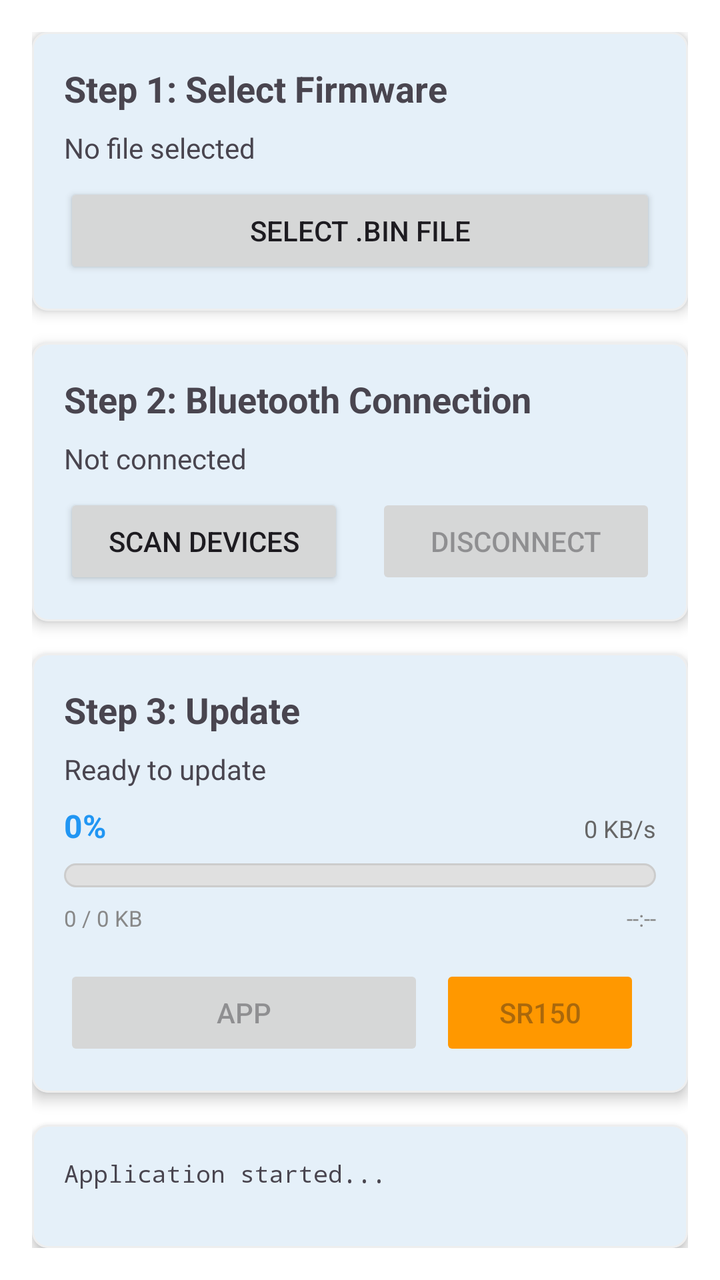
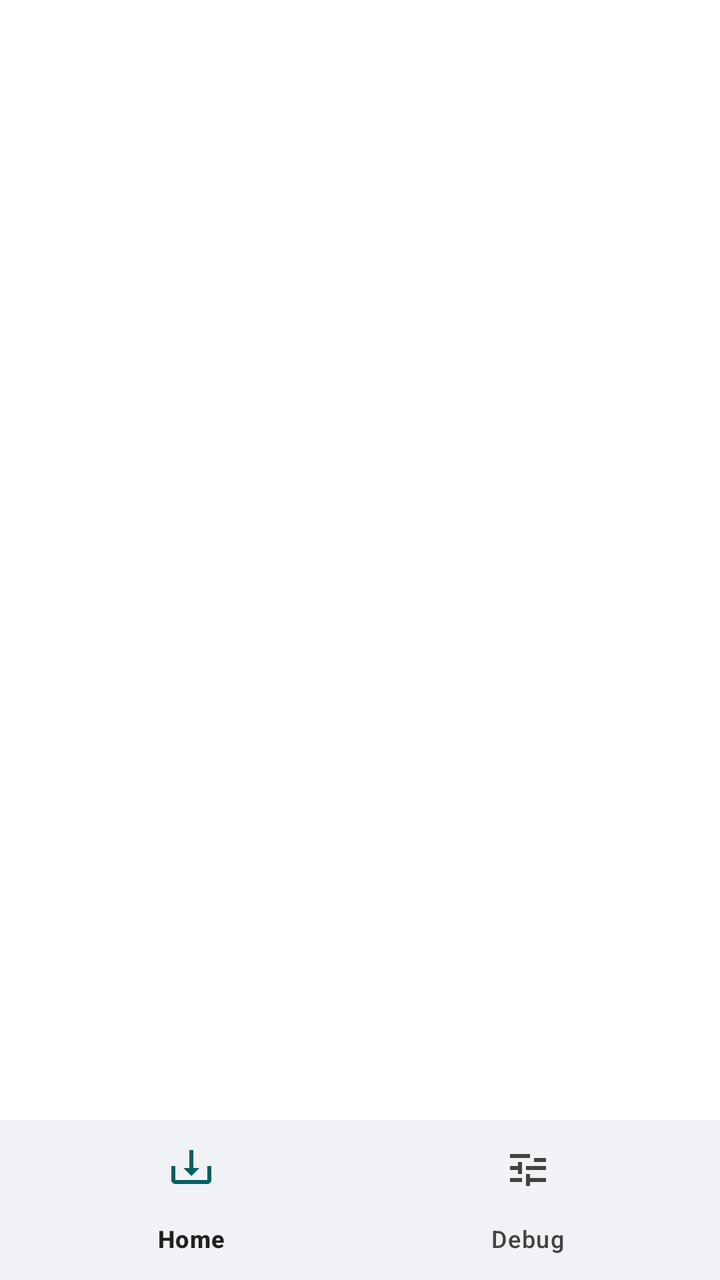

Compare the two renders of this Android layout. The source of the first and the diff that turns it into the second are given below.
<!-- AndroidManifest.xml: activity theme Theme.UWBOTA -->
<!-- res/layout/activity_main.xml -->
<?xml version="1.0" encoding="utf-8"?>
<LinearLayout xmlns:android="http://schemas.android.com/apk/res/android"
    xmlns:app="http://schemas.android.com/apk/res-auto"
    android:layout_width="match_parent"
    android:layout_height="match_parent"
    android:orientation="vertical"
    android:padding="16dp">

    
    <com.google.android.material.card.MaterialCardView
        android:layout_width="match_parent"
        android:layout_height="wrap_content"
        android:layout_marginBottom="16dp"
        app:cardCornerRadius="8dp"
        app:cardElevation="4dp">

        <LinearLayout
            android:layout_width="match_parent"
            android:layout_height="wrap_content"
            android:orientation="vertical"
            android:padding="16dp">

            <TextView
                android:layout_width="match_parent"
                android:layout_height="wrap_content"
                android:text="Step 1: Select Firmware"
                android:textSize="18sp"
                android:textStyle="bold"
                android:layout_marginBottom="8dp" />

            <TextView
                android:id="@+id/tvSelectedFile"
                android:layout_width="match_parent"
                android:layout_height="wrap_content"
                android:text="No file selected"
                android:textSize="14sp"
                android:layout_marginBottom="8dp" />

            <Button
                android:id="@+id/btnSelectFile"
                android:layout_width="match_parent"
                android:layout_height="wrap_content"
                android:text="Select .bin File" />

        </LinearLayout>
    </com.google.android.material.card.MaterialCardView>

    
    <com.google.android.material.card.MaterialCardView
        android:layout_width="match_parent"
        android:layout_height="wrap_content"
        android:layout_marginBottom="16dp"
        app:cardCornerRadius="8dp"
        app:cardElevation="4dp">

        <LinearLayout
            android:layout_width="match_parent"
            android:layout_height="wrap_content"
            android:orientation="vertical"
            android:padding="16dp">

            <TextView
                android:layout_width="match_parent"
                android:layout_height="wrap_content"
                android:text="Step 2: Bluetooth Connection"
                android:textSize="18sp"
                android:textStyle="bold"
                android:layout_marginBottom="8dp" />

            <TextView
                android:id="@+id/tvConnectionStatus"
                android:layout_width="match_parent"
                android:layout_height="wrap_content"
                android:text="Not connected"
                android:textSize="14sp"
                android:layout_marginBottom="8dp" />

            <LinearLayout
                android:layout_width="match_parent"
                android:layout_height="wrap_content"
                android:orientation="horizontal">

                <Button
                    android:id="@+id/btnScanDevices"
                    android:layout_width="0dp"
                    android:layout_height="wrap_content"
                    android:layout_weight="1"
                    android:layout_marginEnd="8dp"
                    android:text="Scan Devices" />

                <Button
                    android:id="@+id/btnDisconnect"
                    android:layout_width="0dp"
                    android:layout_height="wrap_content"
                    android:layout_weight="1"
                    android:layout_marginStart="8dp"
                    android:text="Disconnect"
                    android:enabled="false" />

            </LinearLayout>

        </LinearLayout>
    </com.google.android.material.card.MaterialCardView>

    
    <com.google.android.material.card.MaterialCardView
        android:layout_width="match_parent"
        android:layout_height="wrap_content"
        android:layout_marginBottom="16dp"
        app:cardCornerRadius="8dp"
        app:cardElevation="4dp">

        <LinearLayout
            android:layout_width="match_parent"
            android:layout_height="wrap_content"
            android:orientation="vertical"
            android:padding="16dp">

            <TextView
                android:layout_width="match_parent"
                android:layout_height="wrap_content"
                android:text="Step 3: Update"
                android:textSize="18sp"
                android:textStyle="bold"
                android:layout_marginBottom="8dp" />

            <TextView
                android:id="@+id/tvUpdateStatus"
                android:layout_width="match_parent"
                android:layout_height="wrap_content"
                android:text="Ready to update"
                android:textSize="14sp"
                android:layout_marginBottom="8dp" />

            
            <LinearLayout
                android:layout_width="match_parent"
                android:layout_height="wrap_content"
                android:orientation="vertical"
                android:layout_marginBottom="16dp">

                
                <LinearLayout
                    android:layout_width="match_parent"
                    android:layout_height="wrap_content"
                    android:orientation="horizontal"
                    android:layout_marginBottom="8dp">

                    <TextView
                        android:id="@+id/tvProgress"
                        android:layout_width="0dp"
                        android:layout_height="wrap_content"
                        android:layout_weight="1"
                        android:text="0%"
                        android:textSize="16sp"
                        android:textStyle="bold"
                        android:textColor="#2196F3" />

                    <TextView
                        android:id="@+id/tvTransferSpeed"
                        android:layout_width="wrap_content"
                        android:layout_height="wrap_content"
                        android:text="0 KB/s"
                        android:textSize="12sp"
                        android:textColor="#666666" />

                </LinearLayout>

                
                <ProgressBar
                    android:id="@+id/progressBar"
                    style="?android:attr/progressBarStyleHorizontal"
                    android:layout_width="match_parent"
                    android:layout_height="12dp"
                    android:layout_marginBottom="8dp"
                    android:max="100"
                    android:progress="0"
                    android:progressDrawable="@drawable/custom_progress_bar" />

                
                <LinearLayout
                    android:layout_width="match_parent"
                    android:layout_height="wrap_content"
                    android:orientation="horizontal">

                    <TextView
                        android:id="@+id/tvDataTransferred"
                        android:layout_width="0dp"
                        android:layout_height="wrap_content"
                        android:layout_weight="1"
                        android:text="0 / 0 KB"
                        android:textSize="11sp"
                        android:textColor="#888888" />

                    <TextView
                        android:id="@+id/tvTimeRemaining"
                        android:layout_width="wrap_content"
                        android:layout_height="wrap_content"
                        android:text="--:--"
                        android:textSize="11sp"
                        android:textColor="#888888" />

                </LinearLayout>

            </LinearLayout>

            <LinearLayout
                android:layout_width="match_parent"
                android:layout_height="wrap_content"
                android:orientation="horizontal"
                android:gravity="center_vertical">

                <Button
                    android:id="@+id/btnStartUpdate"
                    android:layout_width="0dp"
                    android:layout_height="wrap_content"
                    android:layout_weight="1"
                    android:text="App"
                    android:enabled="false"
                    android:layout_marginEnd="4dp"/>

                <Button
                    android:id="@+id/btnSR150Update"
                    android:layout_width="wrap_content"
                    android:layout_height="wrap_content"
                    android:text="SR150"
                    android:enabled="false"
                    android:layout_marginStart="4dp"
                    android:layout_marginEnd="8dp"
                    android:minWidth="100dp"
                    android:backgroundTint="#FF9800" />



            </LinearLayout>

        </LinearLayout>
    </com.google.android.material.card.MaterialCardView>

    
    <com.google.android.material.card.MaterialCardView
        android:layout_width="match_parent"
        android:layout_height="0dp"
        android:layout_weight="1"
        app:cardCornerRadius="8dp"
        app:cardElevation="4dp">

        <ScrollView
            android:layout_width="match_parent"
            android:layout_height="match_parent"
            android:padding="16dp">

            <TextView
                android:id="@+id/tvLog"
                android:layout_width="match_parent"
                android:layout_height="wrap_content"
                android:text="Application started...\n"
                android:textSize="12sp"
                android:fontFamily="monospace"
                android:textIsSelectable="true" />

        </ScrollView>
    </com.google.android.material.card.MaterialCardView>

</LinearLayout>
<!-- resources referenced by this layout -->
<resources>
  <!-- drawable custom_progress_bar (drawable) -->
  <?xml version="1.0" encoding="utf-8"?>
  <layer-list xmlns:android="http://schemas.android.com/apk/res/android">
      
      <item android:id="@android:id/background">
          <shape android:shape="rectangle">
              <corners android:radius="12dp" />
              <solid android:color="#E0E0E0" />
              <stroke
                  android:width="1dp"
                  android:color="#CCCCCC" />
          </shape>
      </item>
      
      
      <item android:id="@android:id/progress">
          <clip>
              <shape android:shape="rectangle">
                  <corners android:radius="12dp" />
                  <gradient
                      android:startColor="#4CAF50"
                      android:centerColor="#66BB6A"
                      android:endColor="#81C784"
                      android:angle="0" />
              </shape>
          </clip>
      </item>
  </layer-list>
  <style name="Theme.UWBOTA" parent="Theme.Material3.DayNight.NoActionBar">
          
          <item name="colorPrimary">#2196F3</item>
          <item name="colorOnPrimary">#FFFFFF</item>
          <item name="colorPrimaryContainer">#E3F2FD</item>
          <item name="colorOnPrimaryContainer">#0D47A1</item>
          
          
          <item name="colorSecondary">#00BCD4</item>
          <item name="colorOnSecondary">#FFFFFF</item>
          <item name="colorSecondaryContainer">#E0F7FA</item>
          <item name="colorOnSecondaryContainer">#006064</item>
          
          
          <item name="colorSurface">#FAFAFA</item>
          <item name="colorOnSurface">#212121</item>
          <item name="colorSurfaceVariant">#F5F5F5</item>
          <item name="colorOnSurfaceVariant">#424242</item>
          
          
          <item name="android:colorBackground">#FFFFFF</item>
          <item name="colorOnBackground">#1C1B1F</item>
          
          
          <item name="android:statusBarColor">@android:color/transparent</item>
          <item name="android:windowLightStatusBar">true</item>
          
          
          <item name="android:navigationBarColor">@android:color/transparent</item>
          <item name="android:windowLightNavigationBar">true</item>
          
          
          <item name="android:windowDrawsSystemBarBackgrounds">true</item>
          <item name="android:fitsSystemWindows">false</item>
          
          
          <item name="colorError">#F44336</item>
          <item name="colorOnError">#FFFFFF</item>
          
          
          <item name="colorOutline">#E0E0E0</item>
          <item name="colorOutlineVariant">#EEEEEE</item>
      </style>
</resources>

<!-- the commit's change to res/layout/activity_main.xml (unified diff, before → after) -->
@@ -1,265 +1,29 @@
 <?xml version="1.0" encoding="utf-8"?>
-<LinearLayout xmlns:android="http://schemas.android.com/apk/res/android"
+<androidx.constraintlayout.widget.ConstraintLayout xmlns:android="http://schemas.android.com/apk/res/android"
     xmlns:app="http://schemas.android.com/apk/res-auto"
+    xmlns:tools="http://schemas.android.com/tools"
     android:layout_width="match_parent"
     android:layout_height="match_parent"
-    android:orientation="vertical"
-    android:padding="16dp">
+    tools:context=".MainActivity">
 
-    
-    <com.google.android.material.card.MaterialCardView
-        android:layout_width="match_parent"
+    <FrameLayout
+        android:id="@+id/nav_host_fragment"
+        android:layout_width="0dp"
+        android:layout_height="0dp"
+        app:layout_constraintBottom_toTopOf="@+id/bottom_navigation"
+        app:layout_constraintEnd_toEndOf="parent"
+        app:layout_constraintStart_toStartOf="parent"
+        app:layout_constraintTop_toTopOf="parent" />
+
+    <com.google.android.material.bottomnavigation.BottomNavigationView
+        android:id="@+id/bottom_navigation"
+        android:layout_width="0dp"
         android:layout_height="wrap_content"
-        android:layout_marginBottom="16dp"
-        app:cardCornerRadius="8dp"
-        app:cardElevation="4dp">
+        android:background="#F0F2F5"
+        app:labelVisibilityMode="labeled"
+        app:layout_constraintBottom_toBottomOf="parent"
+        app:layout_constraintEnd_toEndOf="parent"
+        app:layout_constraintStart_toStartOf="parent"
+        app:menu="@menu/bottom_nav_menu" />
 
-        <LinearLayout
-            android:layout_width="match_parent"
-            android:layout_height="wrap_content"
-            android:orientation="vertical"
-            android:padding="16dp">
-
-            <TextView
-                android:layout_width="match_parent"
-                android:layout_height="wrap_content"
-                android:text="Step 1: Select Firmware"
-                android:textSize="18sp"
-                android:textStyle="bold"
-                android:layout_marginBottom="8dp" />
-
-            <TextView
-                android:id="@+id/tvSelectedFile"
-                android:layout_width="match_parent"
-                android:layout_height="wrap_content"
-                android:text="No file selected"
-                android:textSize="14sp"
-                android:layout_marginBottom="8dp" />
-
-            <Button
-                android:id="@+id/btnSelectFile"
-                android:layout_width="match_parent"
-                android:layout_height="wrap_content"
-                android:text="Select .bin File" />
-
-        </LinearLayout>
-    </com.google.android.material.card.MaterialCardView>
-
-    
-    <com.google.android.material.card.MaterialCardView
-        android:layout_width="match_parent"
-        android:layout_height="wrap_content"
-        android:layout_marginBottom="16dp"
-        app:cardCornerRadius="8dp"
-        app:cardElevation="4dp">
-
-        <LinearLayout
-            android:layout_width="match_parent"
-            android:layout_height="wrap_content"
-            android:orientation="vertical"
-            android:padding="16dp">
-
-            <TextView
-                android:layout_width="match_parent"
-                android:layout_height="wrap_content"
-                android:text="Step 2: Bluetooth Connection"
-                android:textSize="18sp"
-                android:textStyle="bold"
-                android:layout_marginBottom="8dp" />
-
-            <TextView
-                android:id="@+id/tvConnectionStatus"
-                android:layout_width="match_parent"
-                android:layout_height="wrap_content"
-                android:text="Not connected"
-                android:textSize="14sp"
-                android:layout_marginBottom="8dp" />
-
-            <LinearLayout
-                android:layout_width="match_parent"
-                android:layout_height="wrap_content"
-                android:orientation="horizontal">
-
-                <Button
-                    android:id="@+id/btnScanDevices"
-                    android:layout_width="0dp"
-                    android:layout_height="wrap_content"
-                    android:layout_weight="1"
-                    android:layout_marginEnd="8dp"
-                    android:text="Scan Devices" />
-
-                <Button
-                    android:id="@+id/btnDisconnect"
-                    android:layout_width="0dp"
-                    android:layout_height="wrap_content"
-                    android:layout_weight="1"
-                    android:layout_marginStart="8dp"
-                    android:text="Disconnect"
-                    android:enabled="false" />
-
-            </LinearLayout>
-
-        </LinearLayout>
-    </com.google.android.material.card.MaterialCardView>
-
-    
-    <com.google.android.material.card.MaterialCardView
-        android:layout_width="match_parent"
-        android:layout_height="wrap_content"
-        android:layout_marginBottom="16dp"
-        app:cardCornerRadius="8dp"
-        app:cardElevation="4dp">
-
-        <LinearLayout
-            android:layout_width="match_parent"
-            android:layout_height="wrap_content"
-            android:orientation="vertical"
-            android:padding="16dp">
-
-            <TextView
-                android:layout_width="match_parent"
-                android:layout_height="wrap_content"
-                android:text="Step 3: Update"
-                android:textSize="18sp"
-                android:textStyle="bold"
-                android:layout_marginBottom="8dp" />
-
-            <TextView
-                android:id="@+id/tvUpdateStatus"
-                android:layout_width="match_parent"
-                android:layout_height="wrap_content"
-                android:text="Ready to update"
-                android:textSize="14sp"
-                android:layout_marginBottom="8dp" />
-
-            
-            <LinearLayout
-                android:layout_width="match_parent"
-                android:layout_height="wrap_content"
-                android:orientation="vertical"
-                android:layout_marginBottom="16dp">
-
-                
-                <LinearLayout
-                    android:layout_width="match_parent"
-                    android:layout_height="wrap_content"
-                    android:orientation="horizontal"
-                    android:layout_marginBottom="8dp">
-
-                    <TextView
-                        android:id="@+id/tvProgress"
-                        android:layout_width="0dp"
-                        android:layout_height="wrap_content"
-                        android:layout_weight="1"
-                        android:text="0%"
-                        android:textSize="16sp"
-                        android:textStyle="bold"
-                        android:textColor="#2196F3" />
-
-                    <TextView
-                        android:id="@+id/tvTransferSpeed"
-                        android:layout_width="wrap_content"
-                        android:layout_height="wrap_content"
-                        android:text="0 KB/s"
-                        android:textSize="12sp"
-                        android:textColor="#666666" />
-
-                </LinearLayout>
-
-                
-                <ProgressBar
-                    android:id="@+id/progressBar"
-                    style="?android:attr/progressBarStyleHorizontal"
-                    android:layout_width="match_parent"
-                    android:layout_height="12dp"
-                    android:layout_marginBottom="8dp"
-                    android:max="100"
-                    android:progress="0"
-                    android:progressDrawable="@drawable/custom_progress_bar" />
-
-                
-                <LinearLayout
-                    android:layout_width="match_parent"
-                    android:layout_height="wrap_content"
-                    android:orientation="horizontal">
-
-                    <TextView
-                        android:id="@+id/tvDataTransferred"
-                        android:layout_width="0dp"
-                        android:layout_height="wrap_content"
-                        android:layout_weight="1"
-                        android:text="0 / 0 KB"
-                        android:textSize="11sp"
-                        android:textColor="#888888" />
-
-                    <TextView
-                        android:id="@+id/tvTimeRemaining"
-                        android:layout_width="wrap_content"
-                        android:layout_height="wrap_content"
-                        android:text="--:--"
-                        android:textSize="11sp"
-                        android:textColor="#888888" />
-
-                </LinearLayout>
-
-            </LinearLayout>
-
-            <LinearLayout
-                android:layout_width="match_parent"
-                android:layout_height="wrap_content"
-                android:orientation="horizontal"
-                android:gravity="center_vertical">
-
-                <Button
-                    android:id="@+id/btnStartUpdate"
-                    android:layout_width="0dp"
-                    android:layout_height="wrap_content"
-                    android:layout_weight="1"
-                    android:text="App"
-                    android:enabled="false"
-                    android:layout_marginEnd="4dp"/>
-
-                <Button
-                    android:id="@+id/btnSR150Update"
-                    android:layout_width="wrap_content"
-                    android:layout_height="wrap_content"
-                    android:text="SR150"
-                    android:enabled="false"
-                    android:layout_marginStart="4dp"
-                    android:layout_marginEnd="8dp"
-                    android:minWidth="100dp"
-                    android:backgroundTint="#FF9800" />
-
-
-
-            </LinearLayout>
-
-        </LinearLayout>
-    </com.google.android.material.card.MaterialCardView>
-
-    
-    <com.google.android.material.card.MaterialCardView
-        android:layout_width="match_parent"
-        android:layout_height="0dp"
-        android:layout_weight="1"
-        app:cardCornerRadius="8dp"
-        app:cardElevation="4dp">
-
-        <ScrollView
-            android:layout_width="match_parent"
-            android:layout_height="match_parent"
-            android:padding="16dp">
-
-            <TextView
-                android:id="@+id/tvLog"
-                android:layout_width="match_parent"
-                android:layout_height="wrap_content"
-                android:text="Application started...\n"
-                android:textSize="12sp"
-                android:fontFamily="monospace"
-                android:textIsSelectable="true" />
-
-        </ScrollView>
-    </com.google.android.material.card.MaterialCardView>
-
-</LinearLayout>
+</androidx.constraintlayout.widget.ConstraintLayout>
<!-- resource entries referenced after the edit -->
@@ -1,33 +1,5 @@
 <!-- resources referenced by this layout -->
 <resources>
-  <!-- drawable custom_progress_bar (drawable) -->
-  <?xml version="1.0" encoding="utf-8"?>
-  <layer-list xmlns:android="http://schemas.android.com/apk/res/android">
-      
-      <item android:id="@android:id/background">
-          <shape android:shape="rectangle">
-              <corners android:radius="12dp" />
-              <solid android:color="#E0E0E0" />
-              <stroke
-                  android:width="1dp"
-                  android:color="#CCCCCC" />
-          </shape>
-      </item>
-      
-      
-      <item android:id="@android:id/progress">
-          <clip>
-              <shape android:shape="rectangle">
-                  <corners android:radius="12dp" />
-                  <gradient
-                      android:startColor="#4CAF50"
-                      android:centerColor="#66BB6A"
-                      android:endColor="#81C784"
-                      android:angle="0" />
-              </shape>
-          </clip>
-      </item>
-  </layer-list>
   <style name="Theme.UWBOTA" parent="Theme.Material3.DayNight.NoActionBar">
           
           <item name="colorPrimary">#2196F3</item>
